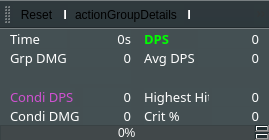
Tyrox92/Gw2SPECS, file mainwindow.ui: the form before one commit.
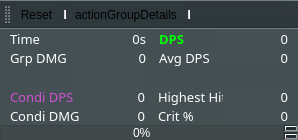
The form after the commit. Icons and pictures are not drawn.

Patch:
```diff
--- a/mainwindow.ui
+++ b/mainwindow.ui
@@ -9,8 +9,8 @@
    <rect>
     <x>0</x>
     <y>0</y>
-    <width>269</width>
-    <height>138</height>
+    <width>298</width>
+    <height>136</height>
    </rect>
   </property>
   <property name="sizePolicy">
@@ -1150,7 +1150,7 @@
            <rect>
             <x>0</x>
             <y>0</y>
-            <width>252</width>
+            <width>281</width>
             <height>180</height>
            </rect>
           </property>
```
